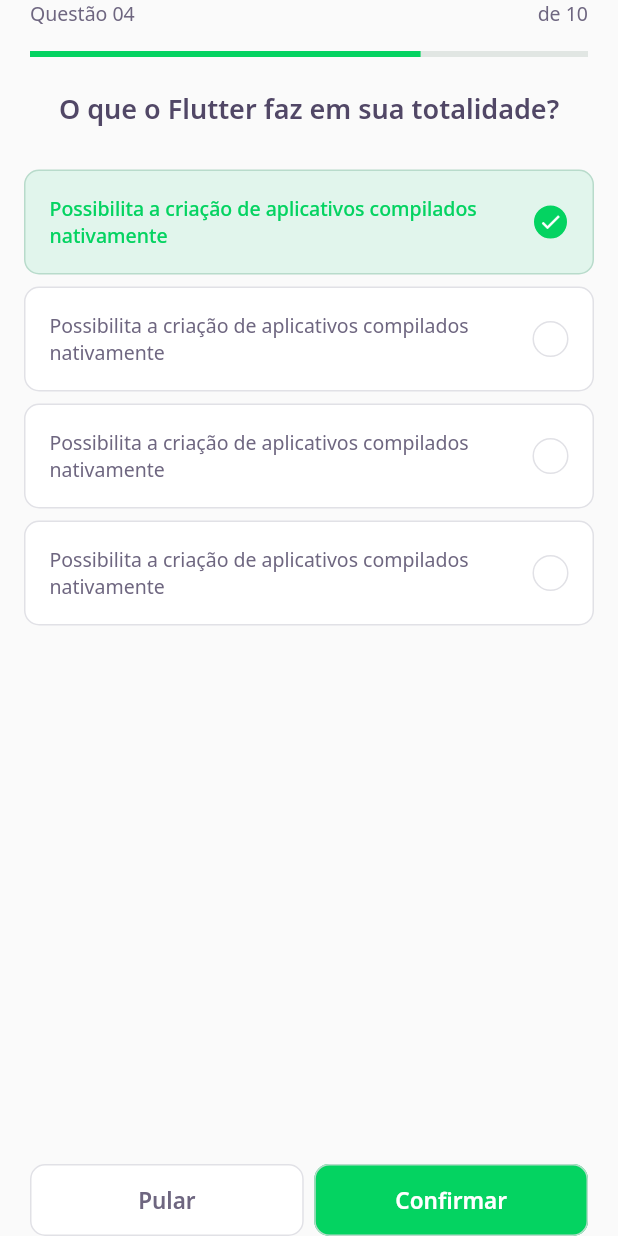
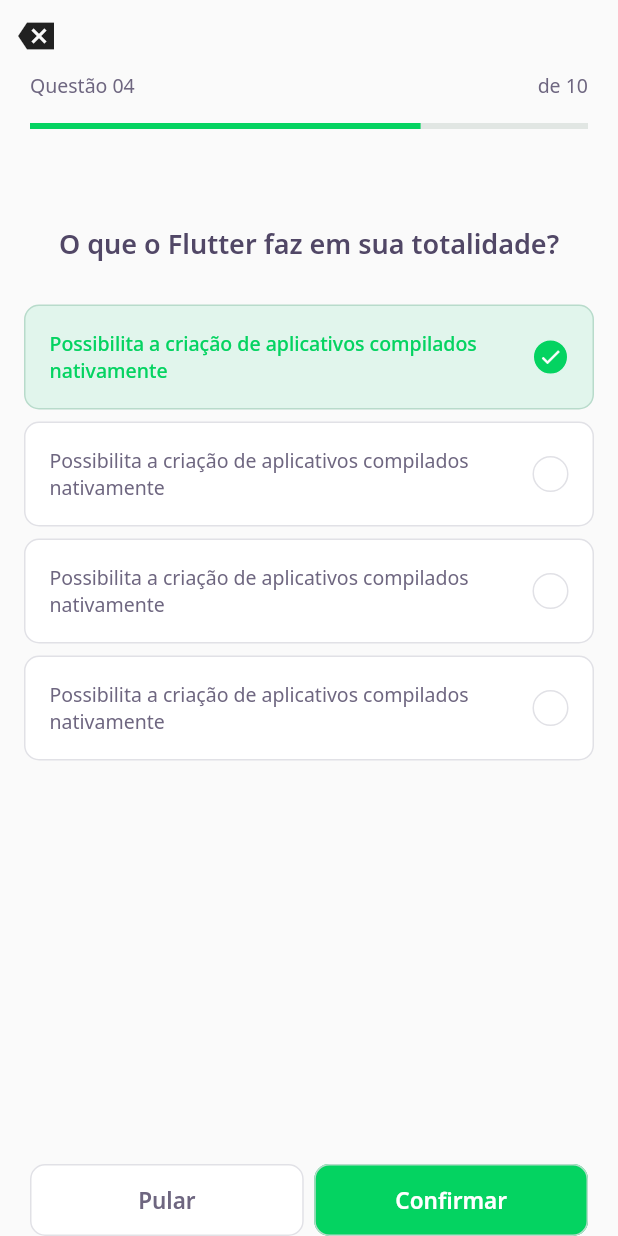
Before and after one commit to Flaviohmm/DevQuiz-Flutter, a Flutter app: the ChallengePage screen opened directly, on a phone screen of 412 x 824 dp. Run offline on Flutter 3.47's test engine with Material 2 defaults, Android fonts, the phone set to English and light mode, and no system bars; our stand-ins replace google_fonts; accounts and stored records are empty; network calls fail.

Commit message:
NLW#5 - Navegação e Botão de Voltar

```diff
--- a/lib/challenge/challenge_page.dart
+++ b/lib/challenge/challenge_page.dart
@@ -15,10 +15,20 @@ class _ChallengePageState extends State<ChallengePage> {
   Widget build(BuildContext context) {
     return Scaffold(
       appBar: PreferredSize(
-        preferredSize: Size.fromHeight(60),
+        preferredSize: Size.fromHeight(86),
         child: SafeArea(
           top: true,
-          child: QuestionIndicatorWidget()
+          child: Column(
+            crossAxisAlignment: CrossAxisAlignment.start,
+            children: [
+              IconButton(
+                icon: Icon(Icons.backspace_sharp),
+                onPressed: () {
+                  Navigator.pop(context);
+              }),
+              QuestionIndicatorWidget(),
+            ],
+          )
         ),
       ),
       body: QuizWidget(
--- a/lib/challenge/widgets/quiz/quiz_widget.dart
+++ b/lib/challenge/widgets/quiz/quiz_widget.dart
@@ -11,6 +11,9 @@ class QuizWidget extends StatelessWidget {
     return Container(
       child: Column(
         children: [
+          SizedBox(
+            height: 64,
+          ),
           Text(
             title,
             style: AppTextStyles.heading,
--- a/lib/core/app_widget.dart
+++ b/lib/core/app_widget.dart
@@ -7,7 +7,7 @@ class AppWidget extends StatelessWidget {
   Widget build(BuildContext context) {
     return MaterialApp(
       title: "DevQuiz",
-      home: ChallengePage(),
+      home: HomePage(),
     );
   }
 }
```
Also changed, not shown: lib/home/home_page.dart (+9 -0 lines), lib/home/widgets/quiz_card/quiz_card_widget.dart (+7 -2 lines).
